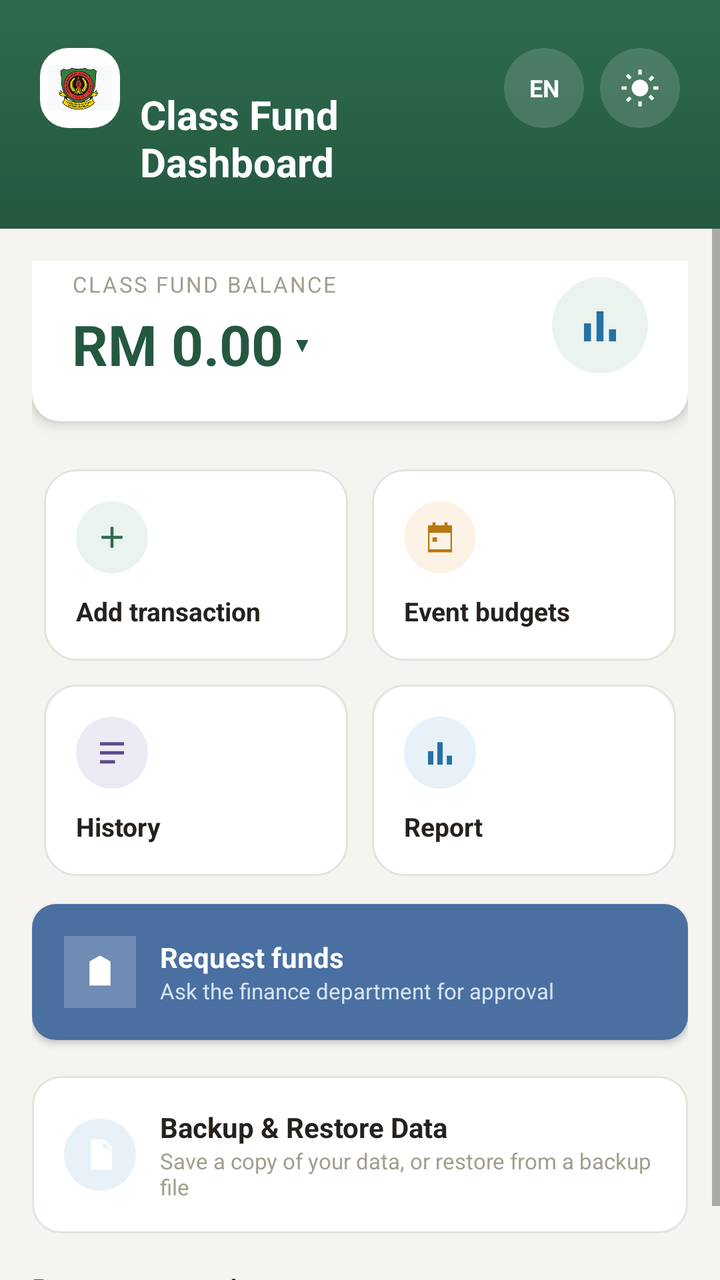
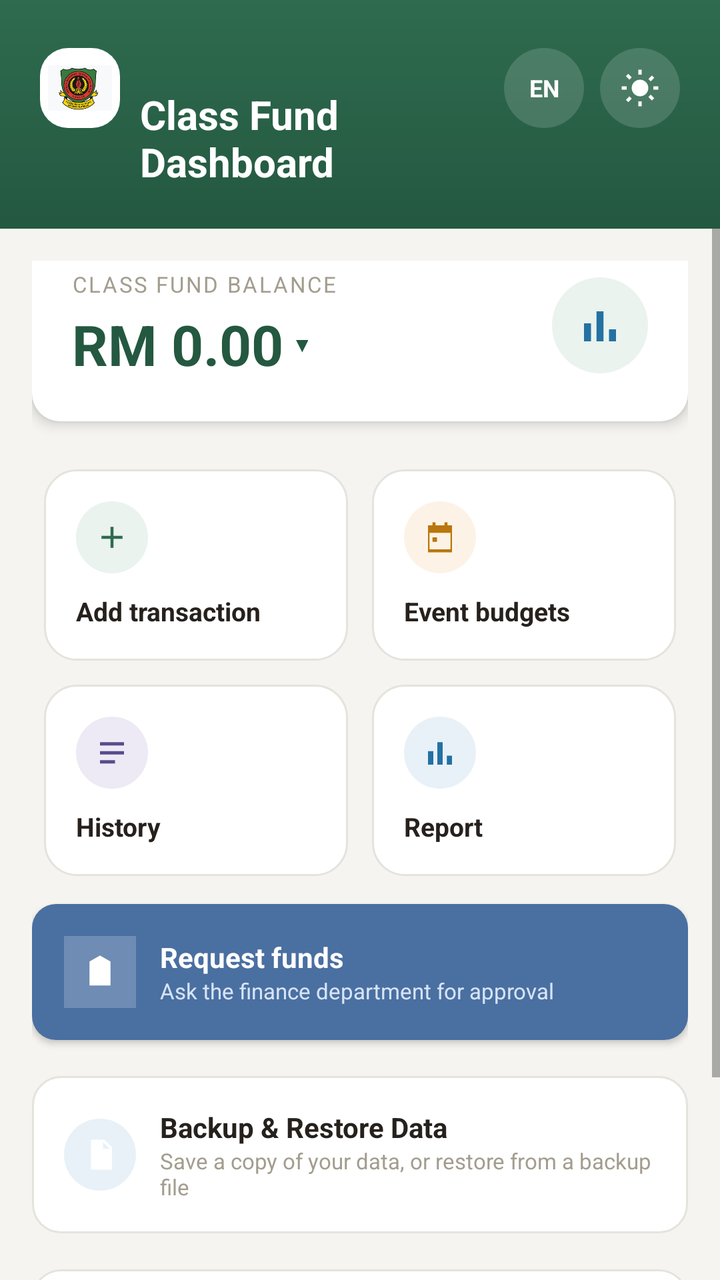

An Android layout rendered at two revisions. The XML below is the earlier revision; the diff shows what the commit changed to produce the second picture.
<!-- AndroidManifest.xml: application theme Theme.SchoolFund -->
<!-- res/layout/activity_dashboard.xml -->
<?xml version="1.0" encoding="utf-8"?>
<LinearLayout xmlns:android="http://schemas.android.com/apk/res/android"
    android:layout_width="match_parent"
    android:layout_height="match_parent"
    android:orientation="vertical"
    android:background="@color/bg_app">

    <LinearLayout
        android:layout_width="match_parent"
        android:layout_height="wrap_content"
        android:background="@drawable/header_gradient_green"
        android:orientation="horizontal"
        android:paddingHorizontal="20dp"
        android:paddingTop="24dp"
        android:paddingBottom="20dp">

        <ImageView
            android:layout_width="40dp"
            android:layout_height="40dp"
            android:background="@drawable/card_white"
            android:padding="4dp"
            android:src="@drawable/ic_school_logo"
            android:scaleType="fitCenter"
            android:layout_marginEnd="10dp"
            android:contentDescription="SMK Perlis" />

        <LinearLayout
            android:layout_width="0dp"
            android:layout_height="wrap_content"
            android:layout_weight="1"
            android:orientation="vertical">

            <TextView
                android:id="@+id/textTeacherName"
                android:layout_width="wrap_content"
                android:layout_height="wrap_content"
                android:textColor="#C7E4D5"
                android:textSize="13sp" />

            <TextView
                android:id="@+id/textDashboardTitle"
                android:layout_width="wrap_content"
                android:layout_height="wrap_content"
                android:text="@string/dashboard_title"
                android:textColor="#FFFFFF"
                android:textSize="20sp"
                android:textStyle="bold"
                android:layout_marginTop="2dp" />
        </LinearLayout>

        <LinearLayout
            android:layout_width="wrap_content"
            android:layout_height="wrap_content"
            android:orientation="horizontal"
            android:gravity="center_vertical">

            <TextView
                android:id="@+id/buttonLanguageToggle"
                android:layout_width="40dp"
                android:layout_height="40dp"
                android:text="EN"
                android:textColor="#FFFFFF"
                android:textSize="12sp"
                android:textStyle="bold"
                android:gravity="center"
                android:background="@drawable/pill_toggle_header"
                android:layout_marginEnd="8dp"
                android:clickable="true"
                android:focusable="true" />

            <LinearLayout
                android:id="@+id/buttonThemeToggle"
                android:layout_width="40dp"
                android:layout_height="40dp"
                android:background="@drawable/pill_toggle_header"
                android:gravity="center"
                android:clickable="true"
                android:focusable="true">

                <ImageView
                    android:id="@+id/imageThemeToggle"
                    android:layout_width="20dp"
                    android:layout_height="20dp"
                    android:src="@drawable/ic_sun"
                    android:contentDescription="Toggle theme" />
            </LinearLayout>
        </LinearLayout>
    </LinearLayout>

    <ScrollView
        android:layout_width="match_parent"
        android:layout_height="match_parent"
        android:clipToPadding="false">

        <LinearLayout
            android:layout_width="match_parent"
            android:layout_height="wrap_content"
            android:orientation="vertical"
            android:padding="16dp">

            <LinearLayout
                android:id="@+id/buttonSwitchFund"
                android:layout_width="match_parent"
                android:layout_height="wrap_content"
                android:orientation="vertical"
                android:background="@drawable/card_white"
                android:elevation="4dp"
                android:padding="20dp"
                android:layout_marginTop="-16dp"
                android:layout_marginBottom="18dp"
                android:clickable="true"
                android:focusable="true">

                <LinearLayout
                    android:layout_width="match_parent"
                    android:layout_height="wrap_content"
                    android:orientation="horizontal"
                    android:gravity="center_vertical">

                    <LinearLayout
                        android:layout_width="0dp"
                        android:layout_height="wrap_content"
                        android:layout_weight="1"
                        android:orientation="vertical">

                        <TextView
                            android:id="@+id/textBalanceLabel"
                            android:layout_width="wrap_content"
                            android:layout_height="wrap_content"
                            android:text="@string/label_class_fund_balance"
                            android:textColor="@color/text_muted"
                            android:textSize="11sp"
                            android:letterSpacing="0.08"
                            android:layout_marginBottom="4dp" />

                        <LinearLayout
                            android:layout_width="wrap_content"
                            android:layout_height="wrap_content"
                            android:orientation="horizontal"
                            android:gravity="center_vertical">

                            <TextView
                                android:id="@+id/textBalance"
                                android:layout_width="wrap_content"
                                android:layout_height="wrap_content"
                                android:text="RM 0.00"
                                android:textColor="@color/primary_green_dark"
                                android:textSize="28sp"
                                android:textStyle="bold" />

                            <TextView
                                android:layout_width="wrap_content"
                                android:layout_height="wrap_content"
                                android:text="▾"
                                android:textColor="@color/primary_green_dark"
                                android:textSize="18sp"
                                android:textStyle="bold"
                                android:paddingStart="6dp" />
                        </LinearLayout>
                    </LinearLayout>

                    <LinearLayout
                        android:layout_width="48dp"
                        android:layout_height="48dp"
                        android:background="@drawable/icon_circle_green"
                        android:gravity="center">

                        <ImageView
                            android:layout_width="24dp"
                            android:layout_height="24dp"
                            android:src="@drawable/ic_chart"
                            android:contentDescription="Balance" />
                    </LinearLayout>
                </LinearLayout>
            </LinearLayout>

            <GridLayout
                android:layout_width="match_parent"
                android:layout_height="wrap_content"
                android:columnCount="2"
                android:layout_marginBottom="8dp">

                <LinearLayout
                    android:id="@+id/buttonAddTransaction"
                    android:layout_width="0dp"
                    android:layout_height="wrap_content"
                    android:layout_columnWeight="1"
                    android:layout_margin="6dp"
                    android:orientation="vertical"
                    android:background="@drawable/pill_action_card"
                    android:padding="16dp"
                    android:clickable="true"
                    android:focusable="true">

                    <LinearLayout
                        android:layout_width="36dp"
                        android:layout_height="36dp"
                        android:background="@drawable/icon_circle_green"
                        android:gravity="center"
                        android:layout_marginBottom="10dp">
                        <ImageView
                            android:layout_width="18dp"
                            android:layout_height="18dp"
                            android:src="@drawable/ic_plus"
                            android:contentDescription="Add transaction" />
                    </LinearLayout>

                    <TextView
                        android:layout_width="wrap_content"
                        android:layout_height="wrap_content"
                        android:text="@string/tile_add_transaction"
                        android:textColor="@color/text_primary"
                        android:textSize="13sp"
                        android:textStyle="bold" />
                </LinearLayout>

                <LinearLayout
                    android:id="@+id/buttonEventBudgets"
                    android:layout_width="0dp"
                    android:layout_height="wrap_content"
                    android:layout_columnWeight="1"
                    android:layout_margin="6dp"
                    android:orientation="vertical"
                    android:background="@drawable/pill_action_card"
                    android:padding="16dp"
                    android:clickable="true"
                    android:focusable="true">

                    <LinearLayout
                        android:layout_width="36dp"
                        android:layout_height="36dp"
                        android:background="@drawable/icon_circle_orange"
                        android:gravity="center"
                        android:layout_marginBottom="10dp">
                        <ImageView
                            android:layout_width="18dp"
                            android:layout_height="18dp"
                            android:src="@drawable/ic_calendar"
                            android:contentDescription="Event budgets" />
                    </LinearLayout>

                    <TextView
                        android:layout_width="wrap_content"
                        android:layout_height="wrap_content"
                        android:text="@string/tile_event_budgets"
                        android:textColor="@color/text_primary"
                        android:textSize="13sp"
                        android:textStyle="bold" />
                </LinearLayout>

                <LinearLayout
                    android:id="@+id/buttonHistory"
                    android:layout_width="0dp"
                    android:layout_height="wrap_content"
                    android:layout_columnWeight="1"
                    android:layout_margin="6dp"
                    android:orientation="vertical"
                    android:background="@drawable/pill_action_card"
                    android:padding="16dp"
                    android:clickable="true"
                    android:focusable="true">

                    <LinearLayout
                        android:layout_width="36dp"
                        android:layout_height="36dp"
                        android:background="@drawable/icon_circle_purple"
                        android:gravity="center"
                        android:layout_marginBottom="10dp">
                        <ImageView
                            android:layout_width="18dp"
                            android:layout_height="18dp"
                            android:src="@drawable/ic_history"
                            android:contentDescription="History" />
                    </LinearLayout>

                    <TextView
                        android:layout_width="wrap_content"
                        android:layout_height="wrap_content"
                        android:text="@string/tile_history"
                        android:textColor="@color/text_primary"
                        android:textSize="13sp"
                        android:textStyle="bold" />
                </LinearLayout>

                <LinearLayout
                    android:id="@+id/buttonReport"
                    android:layout_width="0dp"
                    android:layout_height="wrap_content"
                    android:layout_columnWeight="1"
                    android:layout_margin="6dp"
                    android:orientation="vertical"
                    android:background="@drawable/pill_action_card"
                    android:padding="16dp"
                    android:clickable="true"
                    android:focusable="true">

                    <LinearLayout
                        android:layout_width="36dp"
                        android:layout_height="36dp"
                        android:background="@drawable/icon_circle_blue"
                        android:gravity="center"
                        android:layout_marginBottom="10dp">
                        <ImageView
                            android:layout_width="18dp"
                            android:layout_height="18dp"
                            android:src="@drawable/ic_chart"
                            android:contentDescription="Report" />
                    </LinearLayout>

                    <TextView
                        android:layout_width="wrap_content"
                        android:layout_height="wrap_content"
                        android:text="@string/tile_report"
                        android:textColor="@color/text_primary"
                        android:textSize="13sp"
                        android:textStyle="bold" />
                </LinearLayout>
            </GridLayout>

            <LinearLayout
                android:id="@+id/buttonRequestFundsDashboard"
                android:layout_width="match_parent"
                android:layout_height="wrap_content"
                android:orientation="horizontal"
                android:gravity="center_vertical"
                android:background="@drawable/btn_slate"
                android:elevation="2dp"
                android:padding="16dp"
                android:layout_marginBottom="18dp"
                android:clickable="true"
                android:focusable="true">

                <LinearLayout
                    android:layout_width="36dp"
                    android:layout_height="36dp"
                    android:background="#33FFFFFF"
                    android:gravity="center"
                    android:layout_marginEnd="12dp">
                    <ImageView
                        android:layout_width="18dp"
                        android:layout_height="18dp"
                        android:src="@drawable/ic_building"
                        android:contentDescription="Request funds" />
                </LinearLayout>

                <LinearLayout
                    android:layout_width="0dp"
                    android:layout_height="wrap_content"
                    android:layout_weight="1"
                    android:orientation="vertical">

                    <TextView
                        android:layout_width="wrap_content"
                        android:layout_height="wrap_content"
                        android:text="@string/request_funds_title"
                        android:textColor="#FFFFFF"
                        android:textSize="14sp"
                        android:textStyle="bold" />

                    <TextView
                        android:layout_width="wrap_content"
                        android:layout_height="wrap_content"
                        android:text="@string/request_funds_subtitle"
                        android:textColor="#D6E4F5"
                        android:textSize="11sp" />
                </LinearLayout>
            </LinearLayout>

            <LinearLayout
                android:id="@+id/buttonBackupData"
                android:layout_width="match_parent"
                android:layout_height="wrap_content"
                android:orientation="horizontal"
                android:gravity="center_vertical"
                android:background="@drawable/card_white_stroke"
                android:padding="16dp"
                android:layout_marginBottom="18dp"
                android:clickable="true"
                android:focusable="true">

                <LinearLayout
                    android:layout_width="36dp"
                    android:layout_height="36dp"
                    android:background="@drawable/icon_circle_blue"
                    android:gravity="center"
                    android:layout_marginEnd="12dp">
                    <ImageView
                        android:layout_width="18dp"
                        android:layout_height="18dp"
                        android:src="@drawable/ic_document"
                        android:contentDescription="Backup data" />
                </LinearLayout>

                <LinearLayout
                    android:layout_width="0dp"
                    android:layout_height="wrap_content"
                    android:layout_weight="1"
                    android:orientation="vertical">

                    <TextView
                        android:layout_width="wrap_content"
                        android:layout_height="wrap_content"
                        android:text="@string/backup_title"
                        android:textColor="@color/text_primary"
                        android:textSize="14sp"
                        android:textStyle="bold" />

                    <TextView
                        android:layout_width="wrap_content"
                        android:layout_height="wrap_content"
                        android:text="@string/backup_subtitle"
                        android:textColor="@color/text_muted"
                        android:textSize="11sp" />
                </LinearLayout>
            </LinearLayout>

            <TextView
                android:layout_width="wrap_content"
                android:layout_height="wrap_content"
                android:text="@string/recent_transactions"
                android:textColor="@color/text_primary"
                android:textStyle="bold"
                android:textSize="14sp"
                android:layout_marginBottom="10dp" />

            <androidx.recyclerview.widget.RecyclerView
                android:id="@+id/recyclerRecent"
                android:layout_width="match_parent"
                android:layout_height="wrap_content" />

        </LinearLayout>
    </ScrollView>

</LinearLayout>
<!-- resources referenced by this layout -->
<resources>
  <color name="bg_app">#F5F4F0</color>
  <color name="primary_green_dark">#245840</color>
  <color name="text_muted">#A39D8F</color>
  <color name="text_primary">#26211C</color>
  <!-- drawable card_white (drawable) -->
  <?xml version="1.0" encoding="utf-8"?>
  <shape xmlns:android="http://schemas.android.com/apk/res/android">
      <solid android:color="@color/surface_white" />
      <corners android:radius="14dp" />
  </shape>
  <!-- drawable header_gradient_green (drawable) -->
  <?xml version="1.0" encoding="utf-8"?>
  <shape xmlns:android="http://schemas.android.com/apk/res/android">
      <gradient
          android:angle="270"
          android:startColor="@color/primary_green"
          android:endColor="@color/primary_green_dark" />
  </shape>
  <!-- drawable ic_document (drawable) -->
  <vector xmlns:android="http://schemas.android.com/apk/res/android"
      android:width="20dp" android:height="20dp" android:viewportWidth="24" android:viewportHeight="24">
      <path android:fillColor="#FFFFFF" android:pathData="M6,2h9l5,5v15h-14zM14,3.5v4.5h4.5z"/>
  </vector>
  <!-- drawable ic_plus (drawable) -->
  <vector xmlns:android="http://schemas.android.com/apk/res/android"
      android:width="24dp" android:height="24dp" android:viewportWidth="24" android:viewportHeight="24">
      <path android:fillColor="#2E6B4F" android:pathData="M11,5h2v6h6v2h-6v6h-2v-6h-6v-2h6z"/>
  </vector>
  <!-- drawable icon_circle_blue (drawable) -->
  <?xml version="1.0" encoding="utf-8"?>
  <shape xmlns:android="http://schemas.android.com/apk/res/android" android:shape="oval">
      <solid android:color="@color/accent_blue_light" />
  </shape>
  <!-- drawable icon_circle_green (drawable) -->
  <?xml version="1.0" encoding="utf-8"?>
  <shape xmlns:android="http://schemas.android.com/apk/res/android" android:shape="oval">
      <solid android:color="@color/primary_green_light" />
  </shape>
  <!-- drawable icon_circle_orange (drawable) -->
  <?xml version="1.0" encoding="utf-8"?>
  <shape xmlns:android="http://schemas.android.com/apk/res/android" android:shape="oval">
      <solid android:color="@color/accent_orange_light" />
  </shape>
  <!-- drawable icon_circle_purple (drawable) -->
  <?xml version="1.0" encoding="utf-8"?>
  <shape xmlns:android="http://schemas.android.com/apk/res/android" android:shape="oval">
      <solid android:color="#EDE9F5" />
  </shape>
  <string name="backup_subtitle">Save a copy of your data, or restore from a backup file</string>
  <string name="backup_title">Backup &amp; Restore Data</string>
  <string name="dashboard_title">Class Fund Dashboard</string>
  <string name="label_class_fund_balance">CLASS FUND BALANCE</string>
  <string name="recent_transactions">Recent transactions</string>
  <string name="request_funds_subtitle">Ask the finance department for approval</string>
  <string name="request_funds_title">Request funds</string>
  <string name="tile_add_transaction">Add transaction</string>
  <string name="tile_event_budgets">Event budgets</string>
  <string name="tile_history">History</string>
  <string name="tile_report">Report</string>
  <style name="Theme.SchoolFund" parent="Theme.MaterialComponents.DayNight.NoActionBar">
          <item name="colorPrimary">#2E6B4F</item>
          <item name="colorPrimaryDark">#245840</item>
          <item name="colorAccent">#B9770E</item>
      </style>
  <color name="finance_slate">#4A6FA1</color>
  <color name="surface_white">#FFFFFF</color>
  <color name="border_subtle">#E5E3DD</color>
  <color name="primary_green">#2E6B4F</color>
  <color name="accent_blue_light">#E8F1F8</color>
  <color name="primary_green_light">#EAF3EE</color>
  <color name="accent_orange_light">#FCF3E6</color>
  <!-- unchanged entries left out for length: 10 -->
</resources>

<!-- the commit's change to res/layout/activity_dashboard.xml (unified diff, before → after) -->
@@ -414,6 +414,54 @@
                 </LinearLayout>
             </LinearLayout>
 
+            <LinearLayout
+                android:id="@+id/buttonChangePin"
+                android:layout_width="match_parent"
+                android:layout_height="wrap_content"
+                android:orientation="horizontal"
+                android:gravity="center_vertical"
+                android:background="@drawable/card_white_stroke"
+                android:padding="16dp"
+                android:layout_marginBottom="18dp"
+                android:clickable="true"
+                android:focusable="true">
+
+                <LinearLayout
+                    android:layout_width="36dp"
+                    android:layout_height="36dp"
+                    android:background="@drawable/icon_circle_green"
+                    android:gravity="center"
+                    android:layout_marginEnd="12dp">
+                    <ImageView
+                        android:layout_width="18dp"
+                        android:layout_height="18dp"
+                        android:src="@drawable/ic_document"
+                        android:contentDescription="Change PIN" />
+                </LinearLayout>
+
+                <LinearLayout
+                    android:layout_width="0dp"
+                    android:layout_height="wrap_content"
+                    android:layout_weight="1"
+                    android:orientation="vertical">
+
+                    <TextView
+                        android:layout_width="wrap_content"
+                        android:layout_height="wrap_content"
+                        android:text="@string/tile_change_pin"
+                        android:textColor="@color/text_primary"
+                        android:textSize="14sp"
+                        android:textStyle="bold" />
+
+                    <TextView
+                        android:layout_width="wrap_content"
+                        android:layout_height="wrap_content"
+                        android:text="@string/tile_change_pin_subtitle"
+                        android:textColor="@color/text_muted"
+                        android:textSize="11sp" />
+                </LinearLayout>
+            </LinearLayout>
+
             <TextView
                 android:layout_width="wrap_content"
                 android:layout_height="wrap_content"
<!-- resource entries referenced after the edit -->
@@ -56,6 +56,8 @@
   <string name="request_funds_subtitle">Ask the finance department for approval</string>
   <string name="request_funds_title">Request funds</string>
   <string name="tile_add_transaction">Add transaction</string>
+  <string name="tile_change_pin">Change PIN</string>
+  <string name="tile_change_pin_subtitle">Protect this app with a 4-digit PIN</string>
   <string name="tile_event_budgets">Event budgets</string>
   <string name="tile_history">History</string>
   <string name="tile_report">Report</string>
